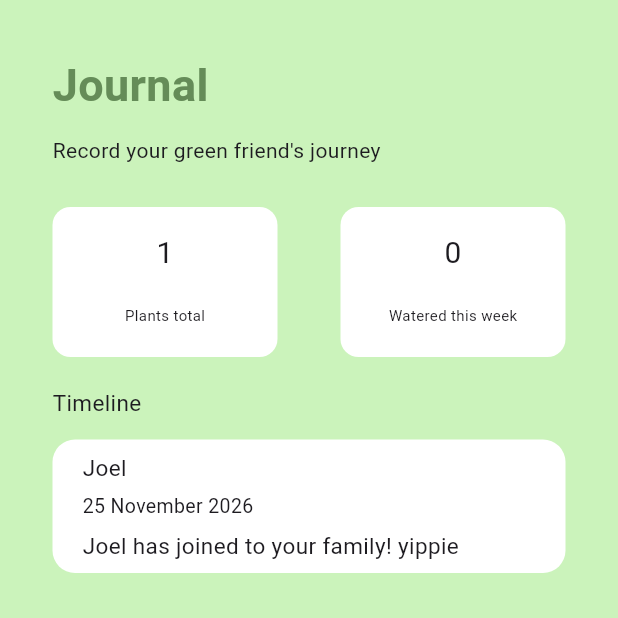
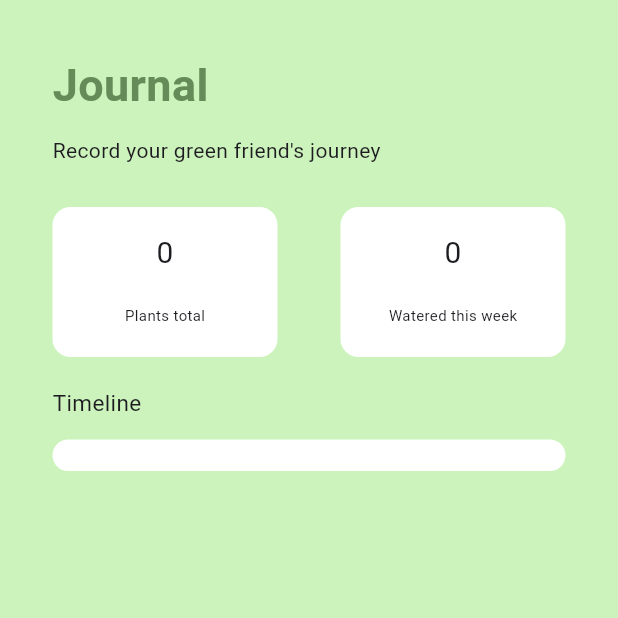
Before and after one commit to andraaae/a_green, a Flutter app: the JournalPageAgreen screen opened directly, on a phone screen of 412 x 824 dp, the top half of it. Run offline on Flutter 3.47's test engine with Material 3 defaults, Android fonts, the phone set to English and light mode, and no system bars; our stand-ins replace fluttertoast, shared_preferences, sqflite; accounts and stored records are empty.

Commit message:
UPDATE LAGI

```diff
--- a/lib/aGreen/models/plant_model.dart
+++ b/lib/aGreen/models/plant_model.dart
@@ -3,10 +3,10 @@ import 'dart:convert';
 
 class PlantModel {
   int? id;
-  String name;
-  String plant;
-  String status;
-  String frequency;
+  final String name;
+  final String plant;
+  final String status;
+  final String frequency;
 
   PlantModel({
     this.id,
--- a/lib/aGreen/models/user_model.dart
+++ b/lib/aGreen/models/user_model.dart
@@ -2,11 +2,11 @@ import 'dart:convert';
 
 class UserModel {
   int? id;
- final String? username;
+  final String? username;
   final String? email;
   final String? password;
- final String? phone;
- final String? address;
+  final String? phone;
+  final String? address;
 
   UserModel({
     this.id,
--- a/lib/aGreen/view/add_plants_agreen.dart
+++ b/lib/aGreen/view/add_plants_agreen.dart
@@ -188,7 +188,6 @@ class _AddPlantsAgreenState extends State<AddPlantsAgreen> {
                     items: typeitems.map((String item) {
                       return DropdownMenuItem<String>(
                         value: item,
-
                         child: Text(item),
                       );
                     }).toList(),
--- a/lib/aGreen/view/journal_page_agreen.dart
+++ b/lib/aGreen/view/journal_page_agreen.dart
@@ -1,3 +1,7 @@
+import 'package:a_green/aGreen/database/db_helper.dart';
+import 'package:a_green/aGreen/database/preferrence.dart';
+import 'package:a_green/aGreen/models/plant_model.dart';
+import 'package:a_green/aGreen/models/user_model.dart';
 import 'package:flutter/material.dart';
 
 class JournalPageAgreen extends StatefulWidget {
@@ -8,6 +12,28 @@ class JournalPageAgreen extends StatefulWidget {
 }
 
 class _JournalPageAgreenState extends State<JournalPageAgreen> {
+  int selectedIndex = 0;
+  UserModel? dataUser;
+  List<PlantModel>? userPlants = [];
+
+  @override
+  void initState() {
+    super.initState();
+    getData();
+  }
+
+  Future<void> getData() async {
+    var id = await PreferenceHandler.getId();
+    if (id != null) {
+      UserModel? result = await DbHelper.getUser(id);
+      List<PlantModel> plantsData = await DbHelper.getPlantsByUser(id);
+
+      setState(() {
+        dataUser = result;
+        userPlants = plantsData;
+      });
+    }
+  }
 
   @override
   Widget build(BuildContext context) {
@@ -46,7 +72,10 @@ class _JournalPageAgreenState extends State<JournalPageAgreen> {
                   child: Column(
                     crossAxisAlignment: CrossAxisAlignment.center,
                     children: [
-                      Text('1', style: TextStyle(fontSize: 20)),
+                      Text(
+                        userPlants?.length.toString() ?? "0",
+                        style: TextStyle(fontSize: 20),
+                      ),
                       SizedBox(height: 20),
                       Text('Plants total', style: TextStyle(fontSize: 10)),
                     ],
@@ -127,24 +156,50 @@ class _JournalPageAgreenState extends State<JournalPageAgreen> {
                       //   fit: BoxFit.cover,
                       // ),
                     ),
-                    SizedBox(width: 12),
-                    Expanded(
-                      child: Column(
+                    SizedBox(height: 5),
+                    userPlants == null
+                        ? CircularProgressIndicator()
+                        : Expanded(
+                            child: ListView.builder(
+                              shrinkWrap: true,
+                              itemCount: userPlants?.length,
+                              itemBuilder: (BuildContext context, int index) {
+                                final data = userPlants![index];
+                                return Column(
                                   mainAxisAlignment: MainAxisAlignment.center,
                                   crossAxisAlignment: CrossAxisAlignment.start,
                                   children: [
-                          Text("Joel", style: TextStyle(fontSize: 15)),
-                          SizedBox(height: 6),
                                     Text(
-                            "25 November 2026",
-                            style: TextStyle(fontSize: 13),
+                                      '${data.name}', //sampe sini
+                                      style: TextStyle(fontSize: 18),
                                     ),
-                          SizedBox(height: 6),
-                          Text(
-                            "Joel has joined to your family! yippie",
-                            style: TextStyle(fontSize: 15),
-                          ),
+                                    SizedBox(height: 10),
+                                    Text('${data.plant}'),
+                                    SizedBox(height: 10),
+                                    Text('${data.frequency}'),
+                                    // SizedBox(width: 12),
+                                    // Expanded(
+                                    //   child: Column(
+                                    //     mainAxisAlignment: MainAxisAlignment.center,
+                                    //     crossAxisAlignment: CrossAxisAlignment.start,
+                                    //     children: [
+                                    //       Text("Joel", style: TextStyle(fontSize: 15)),
+                                    //       SizedBox(height: 6),
+                                    //       Text(
+                                    //         "25 November 2026",
+                                    //         style: TextStyle(fontSize: 13),
+                                    //       ),
+                                    //       SizedBox(height: 6),
+                                    //       Text(
+                                    //         "Joel has joined to your family! yippie",
+                                    //         style: TextStyle(fontSize: 15),
+                                    //       ),
+                                    //     ],
+                                    //   ),
+                                    // ),
                                   ],
+                                );
+                              },
                             ),
                           ),
                   ],
--- a/lib/main.dart
+++ b/lib/main.dart
@@ -1,8 +1,10 @@
 import 'package:a_green/aGreen/bottom_navigation/buttom_navigation_agreen.dart';
 import 'package:a_green/aGreen/view/about_agreen.dart';
 import 'package:a_green/aGreen/view/add_plants_agreen.dart';
+import 'package:a_green/aGreen/view/first_page_agreen.dart';
 import 'package:a_green/aGreen/view/home_page_agreen.dart';
 import 'package:a_green/aGreen/view/journal_page_agreen.dart';
+import 'package:a_green/aGreen/view/login_agreen.dart';
 import 'package:a_green/aGreen/view/profile_agreen.dart';
 import 'package:a_green/aGreen/view/register_agreen.dart';
 import 'package:a_green/aGreen/view/reminder_agreen.dart';
@@ -39,7 +41,7 @@ class MyApp extends StatelessWidget {
         // tested with just a hot reload.
         colorScheme: ColorScheme.fromSeed(seedColor: Colors.deepPurple),
       ),
-      home: WelcomePage( ),
+      home: LoginAgreen(),
     );
   }
 }
```
Also changed, not shown: lib/aGreen/view/about_agreen.dart (+3 -15 lines), lib/aGreen/view/profile_agreen.dart (+54 -23 lines), lib/aGreen/view/reminder_agreen.dart (+52 -25 lines). Lines whose indentation alone changed are shown as unchanged.
